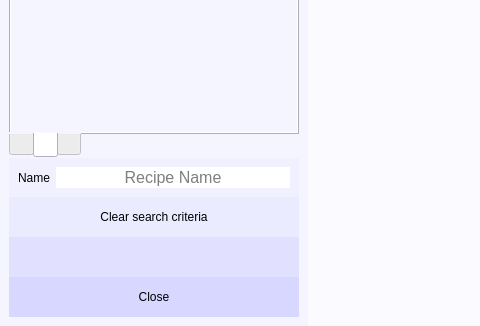
Above: gui/openrecipedialog.ui from andrewlalis/RecipeDB before the change; both pictures show x 0 to 480 and y 154 to 480 of the 1064 by 480 pixel window. Below: the same form after it.
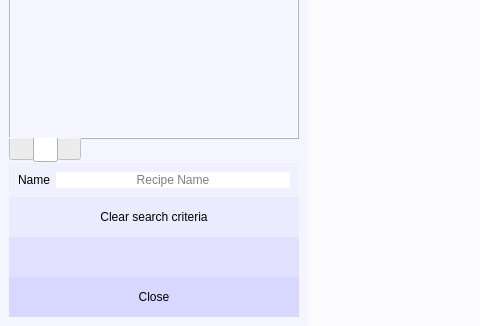
That is the form after the change. Icons and pictures are not drawn.

What changed in the file:
```diff
--- a/gui/openrecipedialog.ui
+++ b/gui/openrecipedialog.ui
@@ -237,7 +237,6 @@
           <widget class="QLineEdit" name="nameEdit">
            <property name="font">
             <font>
-             <pointsize>12</pointsize>
              <weight>3</weight>
              <italic>false</italic>
              <bold>false</bold>
```
Left out of the diff: 13 changed lines with no effect on the pictures.
